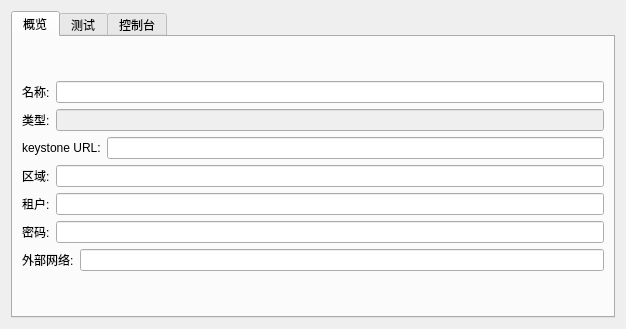
First picture: the form in nfc_project_main.ui, repository liuran2011/autotest, before the edit.
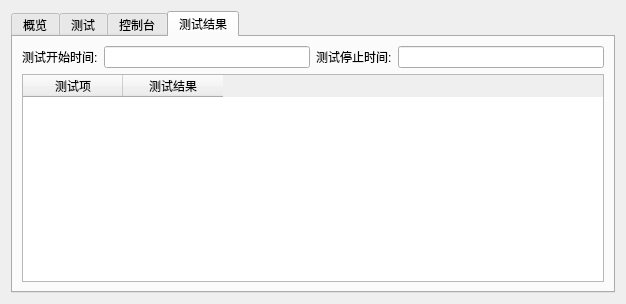
Second picture: the form after the edit. The open tabs and pages were chosen to show the change.

Commit message: add test case manager

Patch:
```diff
--- a/nfc_project_main.ui
+++ b/nfc_project_main.ui
@@ -7,7 +7,7 @@
     <x>0</x>
     <y>0</y>
     <width>626</width>
-    <height>329</height>
+    <height>304</height>
    </rect>
   </property>
   <property name="sizePolicy">
@@ -238,6 +238,47 @@
        </item>
       </layout>
      </widget>
+     <widget class="QWidget" name="tab_4">
+      <attribute name="title">
+       <string>测试结果</string>
+      </attribute>
+      <layout class="QGridLayout" name="gridLayout_3">
+       <item row="0" column="0">
+        <widget class="QLabel" name="label_10">
+         <property name="text">
+          <string>测试开始时间:</string>
+         </property>
+        </widget>
+       </item>
+       <item row="0" column="1">
+        <widget class="QLineEdit" name="startTestTime"/>
+       </item>
+       <item row="0" column="2">
+        <widget class="QLabel" name="label_11">
+         <property name="text">
+          <string>测试停止时间:</string>
+         </property>
+        </widget>
+       </item>
+       <item row="0" column="3">
+        <widget class="QLineEdit" name="endTestTime"/>
+       </item>
+       <item row="1" column="0" colspan="4">
+        <widget class="QTableWidget" name="testResultTreeWidget">
+         <column>
+          <property name="text">
+           <string>测试项</string>
+          </property>
+         </column>
+         <column>
+          <property name="text">
+           <string>测试结果</string>
+          </property>
+         </column>
+        </widget>
+       </item>
+      </layout>
+     </widget>
     </widget>
    </item>
   </layout>
```
Left out of the diff: 4 changed lines with no effect on the pictures. The commit also changes 33 other files.
